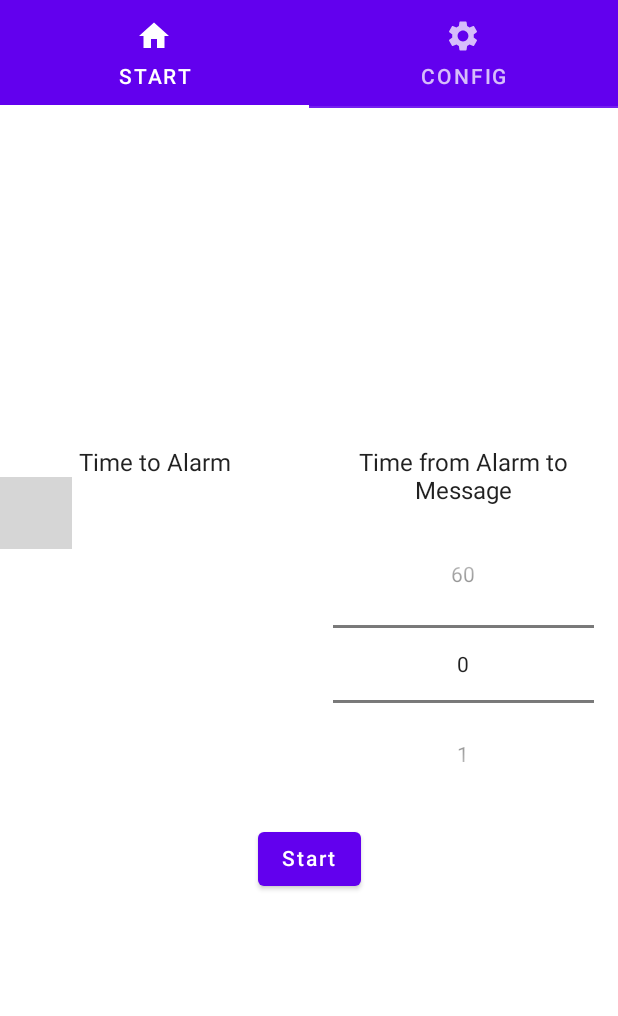
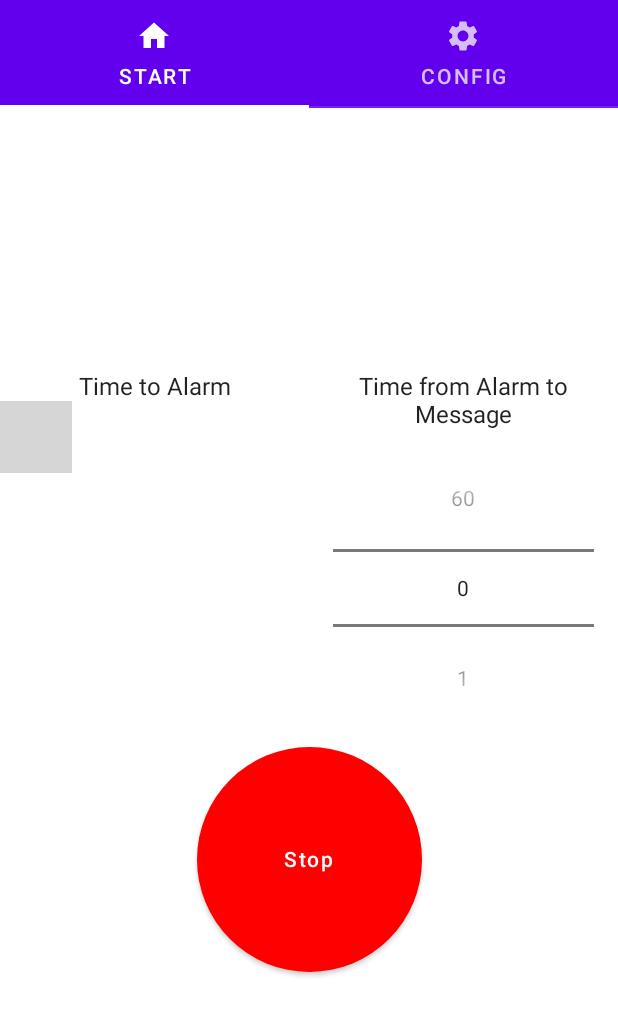
Before and after one commit to 7554732/AlarmMessager, an Android app built with Jetpack Compose: the screen it shows after launch (MainActivity), after a tap on "Start", on a phone screen of 412 x 824 dp. Shown: the top 1016 px of the screen. Run offline under Robolectric (Android 15) with nearby library versions, the phone set to English and light mode, and no system bars; our stand-ins replace accompanist; 5 statements that could not run were skipped; grey boxes are pictures that could not be loaded.

Commit message:
add CircleStartButton

```diff
--- a/app/src/main/java/com/fomichev/alarmmessager/ui/StartScreen.kt
+++ b/app/src/main/java/com/fomichev/alarmmessager/ui/StartScreen.kt
@@ -2,13 +2,21 @@ package com.fomichev.alarmmessager.ui
 
 import android.util.Log
 import androidx.compose.foundation.layout.*
+import androidx.compose.foundation.shape.CircleShape
 import androidx.compose.material.Button
+import androidx.compose.material.ButtonDefaults
 import androidx.compose.material.Text
 import androidx.compose.runtime.Composable
+import androidx.compose.runtime.MutableState
+import androidx.compose.runtime.mutableStateOf
+import androidx.compose.runtime.remember
 import androidx.compose.ui.Alignment
 import androidx.compose.ui.Modifier
+import androidx.compose.ui.draw.clip
+import androidx.compose.ui.graphics.Color
 import androidx.compose.ui.res.stringResource
 import androidx.compose.ui.text.style.TextAlign
+import androidx.compose.ui.tooling.preview.Preview
 import androidx.compose.ui.unit.dp
 import com.fomichev.alarmmessager.R
 
@@ -49,10 +57,38 @@ fun StartScreen(onStart: () -> Unit) {
                 })
             }
         }
-        Button(
-            onClick = onStart
-        ) {
-            Text(text = stringResource(R.string.start))
-        }
+        CircleStartButton(onStart = {})
     }
 }
+
+
+@Composable
+fun CircleStartButton(
+    modifier: Modifier = Modifier,
+    isStartedState: MutableState<Boolean> = remember { mutableStateOf(false) },
+    onStart: (Boolean) -> Unit
+){
+    Button(
+        modifier = modifier.size(150.dp),
+        shape = CircleShape,
+        colors = ButtonDefaults.buttonColors(backgroundColor = Color.Red),
+        onClick = {
+            isStartedState.value = !isStartedState.value
+            onStart(isStartedState.value)
+        }
+    ) {
+        Text(
+            text = if(!isStartedState.value)
+                stringResource(R.string.start)
+            else
+                stringResource(R.string.stop) ,
+            color = Color.White
+        )
+    }
+}
+
+@Preview(showBackground = true, widthDp = 320)
+@Composable
+fun Preview() {
+    CircleStartButton(onStart = {})
+}
--- a/app/src/main/res/values/strings.xml
+++ b/app/src/main/res/values/strings.xml
@@ -3,4 +3,5 @@
     <string name="time_to_alarm">Time to Alarm</string>
     <string name="time_to_msg">Time from Alarm to Message</string>
     <string name="start">Start</string>
+    <string name="stop">Stop</string>
 </resources>
```
